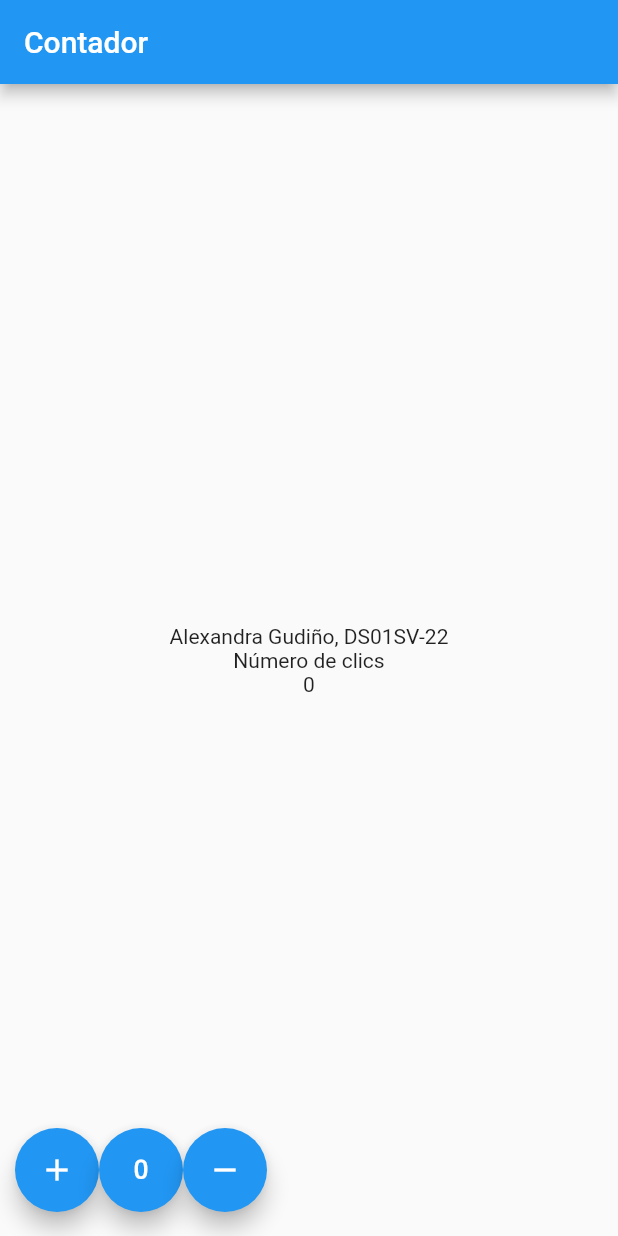
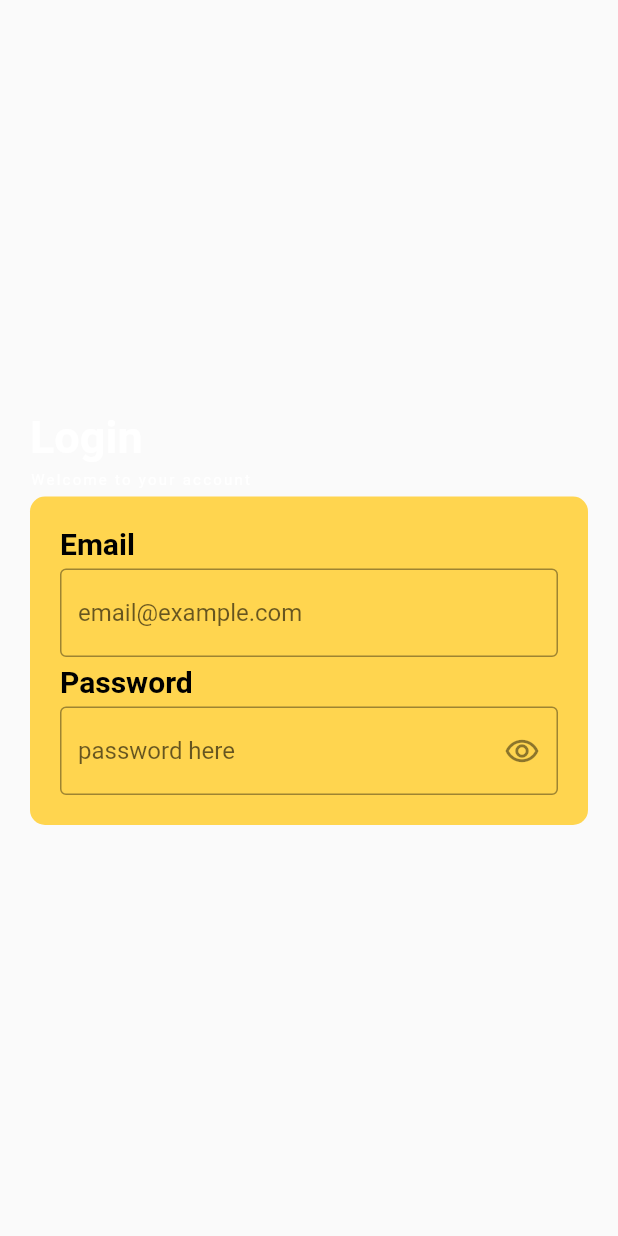
Before and after one commit to alexamgl/contadorr, a Flutter app: the screen it shows after launch, on a phone screen of 412 x 824 dp. Run offline on Flutter 3.47's test engine with Material 2 defaults, Android fonts, the phone set to English and light mode, and no system bars.

Commit message:
clase 21 de mayo 2023

```diff
--- a/lib/main.dart
+++ b/lib/main.dart
@@ -1,5 +1,6 @@
 import 'package:contador/pages/home_page.dart';
 import 'package:flutter/material.dart';
+import 'package:contador/pages/login_page.dart';
 
 void main() => runApp(const MyApp());
 
@@ -10,7 +11,7 @@ class MyApp extends StatelessWidget {
   Widget build(BuildContext context) {
     return MaterialApp(
       title: 'Material App',
-      home: HomePage(),
+      home: LoginPage(),
     );
   }
 }
--- /dev/null
+++ b/lib/pages/login_page.dart
@@ -0,0 +1,165 @@
+import 'package:flutter/material.dart';
+
+class LoginPage extends StatefulWidget {
+  const LoginPage({super.key});
+
+  @override
+  State<LoginPage> createState() => _LoginPageState();
+}
+
+class _LoginPageState extends State<LoginPage> {
+  @override
+  Widget build(BuildContext context) {
+    return Scaffold(
+      body: Stack(
+        children: [
+          Fondo(),
+          Contenido(),
+        ],
+      ),
+    );
+  }
+}
+
+class Fondo extends StatelessWidget {
+  const Fondo({super.key});
+
+  @override
+  Widget build(BuildContext context) {
+    return Container();
+  }
+}
+
+class Contenido extends StatelessWidget {
+  const Contenido({super.key});
+
+  @override
+  Widget build(BuildContext context) {
+    return Padding(
+      padding: EdgeInsets.symmetric(horizontal: 20),
+      child: Column(
+        mainAxisAlignment: MainAxisAlignment.center,
+        crossAxisAlignment: CrossAxisAlignment.start,
+        children: const [
+          Text(
+            'Login',
+            style: TextStyle(
+              color: Colors.white,
+              fontSize: 30,
+              fontWeight: FontWeight.bold,
+            ),
+          ),
+          SizedBox(
+            height: 5,
+          ),
+          Text('Welcome to your account',
+              style: TextStyle(
+                color: Colors.white,
+                fontSize: 10,
+                letterSpacing: 1.5,
+              )),
+          SizedBox(
+            height: 5,
+          ),
+          Datos(),
+        ],
+      ),
+    );
+  }
+}
+
+class Datos extends StatefulWidget {
+  const Datos({super.key});
+
+  @override
+  State<Datos> createState() => _DatosState();
+}
+
+class _DatosState extends State<Datos> {
+  bool obs = true;
+  @override
+  Widget build(BuildContext context) {
+    return Container(
+      padding: EdgeInsets.all(20),
+      decoration: BoxDecoration(
+          borderRadius: BorderRadius.circular(10), color: Colors.amber[300]),
+      child: Column(
+        crossAxisAlignment: CrossAxisAlignment.start,
+        children: [
+          const Text(
+            'Email',
+            style: TextStyle(
+              color: Colors.black,
+              fontWeight: FontWeight.bold,
+              fontSize: 20,
+            ),
+          ),
+          const SizedBox(
+            height: 5,
+          ),
+          TextFormField(
+            keyboardType: TextInputType.emailAddress,
+            decoration: const InputDecoration(
+                border: OutlineInputBorder(), hintText: 'email@example.com'),
+          ),
+          const SizedBox(
+            height: 5,
+          ),
+          const Text(
+            'Password',
+            style: TextStyle(
+              color: Colors.black,
+              fontWeight: FontWeight.bold,
+              fontSize: 20,
+            ),
+          ),
+          const SizedBox(
+            height: 5,
+          ),
+          TextFormField(
+            obscureText: obs,
+            decoration: InputDecoration(
+                border: const OutlineInputBorder(),
+                hintText: 'password here',
+                suffixIcon: IconButton(
+                  icon: const Icon(
+                    Icons.remove_red_eye_outlined,
+                  ),
+                  onPressed: () => {
+                    setState(() {
+                      obs == true ? obs = false : obs = true;
+                    })
+                  },
+                )),
+          ),
+          //Remember(),
+          //SizedBox(),
+          //Botones(),
+        ],
+      ),
+    );
+  }
+}
+
+class Remember extends StatefulWidget {
+  const Remember({super.key});
+
+  @override
+  State<Remember> createState() => _RememberState();
+}
+
+class _RememberState extends State<Remember> {
+  @override
+  Widget build(BuildContext context) {
+    return Container();
+  }
+}
+
+class Botones extends StatelessWidget {
+  const Botones({super.key});
+
+  @override
+  Widget build(BuildContext context) {
+    return Container();
+  }
+}
```
